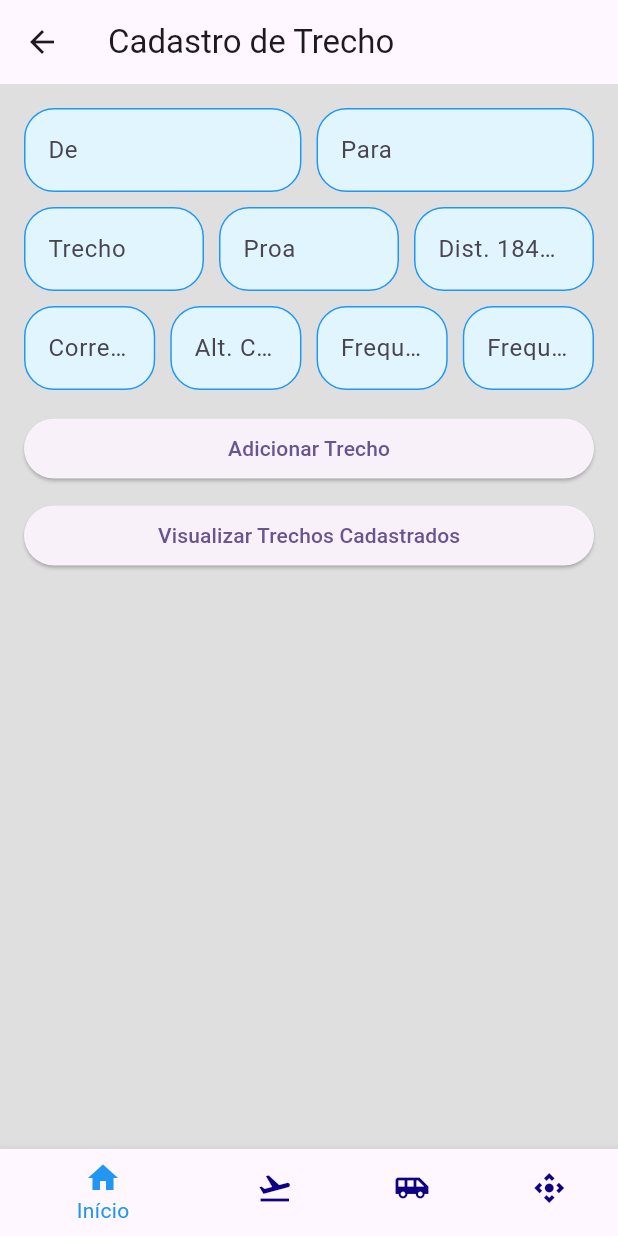
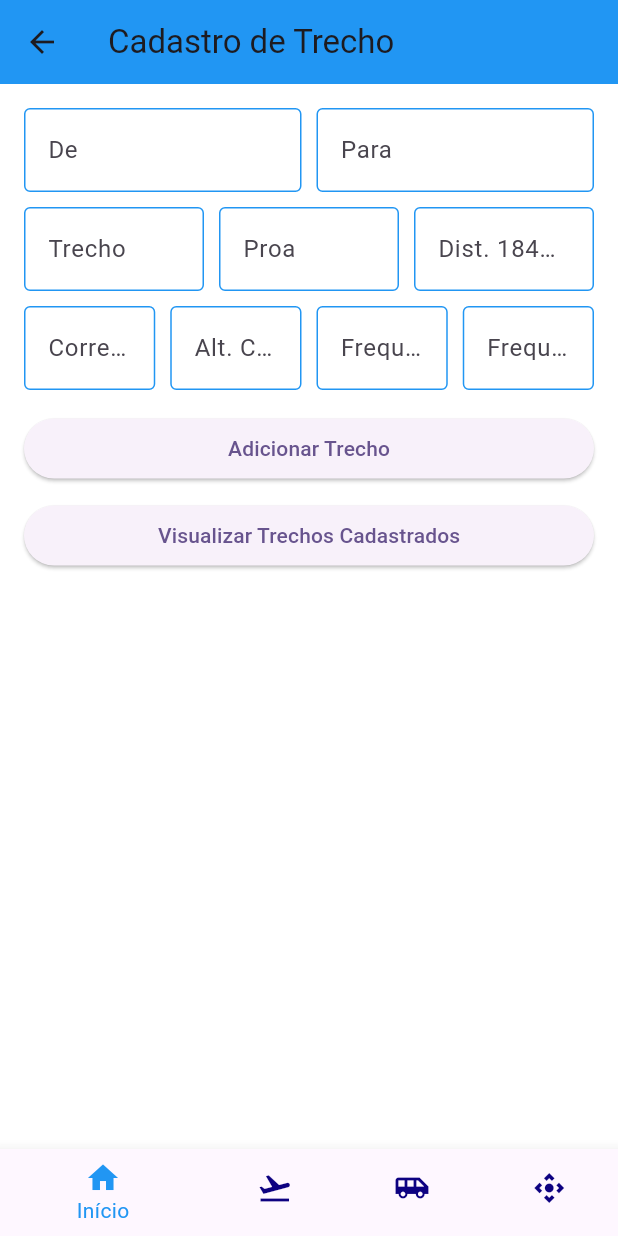
Before and after one commit to HermesLeonardo/AppAviao, a Flutter app: the Perfil screen opened directly, after a tap on "Voltar", after a tap on "Cadastrar Trecho", on a phone screen of 412 x 824 dp. Run offline on Flutter 3.47's test engine with Material 3 defaults, Android fonts, the phone set to English and light mode, and no system bars; our stand-ins replace sqflite, sqflite_common_ffi; accounts and stored records are empty.

Commit message:
ta praticamente pronto a tela de trecho e corrigido os erros de overflow(o erro)

```diff
--- a/lib/Custons/Custom_tela_trecho/custom_from_text_field.dart
+++ b/lib/Custons/Custom_tela_trecho/custom_from_text_field.dart
@@ -13,26 +13,30 @@ class custom_from_text_field extends StatelessWidget {
     this.validator,
     this.controller,
   });
-
   @override
   Widget build(BuildContext context) {
     return TextFormField(
       controller: controller,
       decoration: InputDecoration(
         labelText: labelText,
-        border: const OutlineInputBorder(),
-        filled: true,
-        fillColor: Colors.lightBlue[50],
-        enabledBorder: OutlineInputBorder(
-          borderSide: const BorderSide(color: Colors.blue, width: 1.0),
-          borderRadius: BorderRadius.circular(20.0),
+        border: const OutlineInputBorder(
+          borderSide: BorderSide(
+            color: Colors.blue, // Define a cor do contorno
+          ),
         ),
-        focusedBorder: OutlineInputBorder(
-          borderSide: const BorderSide(color: Colors.blue, width: 2.0),
-          borderRadius: BorderRadius.circular(20.0),
+        enabledBorder: const OutlineInputBorder(
+          borderSide: BorderSide(
+            color: Colors
+                .blue, // Define a cor do contorno quando o campo não está em foco
+          ),
+        ),
+        focusedBorder: const OutlineInputBorder(
+          borderSide: BorderSide(
+            color: Colors
+                .blue, // Define a cor do contorno quando o campo está em foco
+          ),
         ),
       ),
-      onSaved: onSaved,
       validator: validator,
     );
   }
--- a/lib/main.dart
+++ b/lib/main.dart
@@ -27,6 +27,6 @@ class MyApp extends StatelessWidget {
           colorScheme: ColorScheme.fromSeed(seedColor: Colors.deepPurple),
           useMaterial3: true,
         ),
-        home: const tela_cadastro_trecho());
+        home: const tela_inicial());
   }
 }
--- a/lib/pages/tela_cadastro_trecho.dart
+++ b/lib/pages/tela_cadastro_trecho.dart
@@ -94,8 +94,10 @@ class _tela_cadastro_trechoState extends State<tela_cadastro_trecho> {
   @override
   Widget build(BuildContext context) {
     return Scaffold(
-      backgroundColor: const Color.fromARGB(211, 216, 216, 216),
+      resizeToAvoidBottomInset: false,
+      backgroundColor: const Color.fromARGB(255, 255, 255, 255),
       appBar: AppBar(
+        backgroundColor: Colors.blue,
         title: const Text("Cadastro de Trecho"),
       ),
       body: Form(
@@ -270,29 +272,6 @@ class _tela_cadastro_trechoState extends State<tela_cadastro_trecho> {
                         builder: (context) => const listagem_trecho()));
               },
               child: const Text("Visualizar Trechos Cadastrados"),
-
-              /* if (trechoInfoWidgets.isNotEmpty)
-              SizedBox(
-                height: 500, // Defina uma altura adequada
-                child: ListView.builder(
-                  itemCount: trechoInfoWidgets.length,
-                  itemBuilder: (context, index) {
-                    return (trechoInfoWidgets[index]);
-                  },
-                ),
-              ),
-            const SizedBox(
-              height: 10,
-            ),
-            ElevatedButton(
-              onPressed: () {
-                if (_formKey.currentState!.validate()) {
-                  _formKey.currentState!.save();
-                  _addTrecho(); // Adiciona o trecho à lista de widgets
-                }
-              },
-              child: const Text("Adicionar Trecho"),
-            ), */
             )
           ],
         ),
--- a/lib/pages/tela_inicial.dart
+++ b/lib/pages/tela_inicial.dart
@@ -11,6 +11,7 @@ class tela_inicial extends StatelessWidget {
   Widget build(BuildContext context) {
     final size = MediaQuery.of(context).size;
     return Scaffold(
+      resizeToAvoidBottomInset: false,
       extendBodyBehindAppBar: true,
       appBar: AppBar(
         title: const Text("AIR TRAVEL"),
@@ -18,10 +19,8 @@ class tela_inicial extends StatelessWidget {
       ),
       body: Stack(
         children: <Widget>[
-          Positioned.fill(
-            child: Container(
+          Container(
             color: const Color.fromARGB(255, 0, 48, 73), // Cor azul
-            ),
           ),
           Positioned(
             top: 0,
@@ -65,12 +64,13 @@ class tela_inicial extends StatelessWidget {
               height: size.height * 0.62,
               width: size.width,
               padding: const EdgeInsets.only(top: 30.0),
+              child: SingleChildScrollView(
                 child: Column(
                   children: [
                     const SizedBox(height: 100),
                     SizedBox(
                       height: 60,
-                    width: 900,
+                      width: 900, // Ajustando o tamanho para melhor visualização
                       child: ElevatedButton(
                         style: ButtonStyle(
                           backgroundColor: MaterialStateProperty.all<Color>(
@@ -81,8 +81,7 @@ class tela_inicial extends StatelessWidget {
                           Navigator.push(
                             context,
                             MaterialPageRoute(
-                            builder: ((context) =>
-                                const tela_cadastro_trecho()),
+                              builder: ((context) => const tela_cadastro_trecho()),
                             ),
                           );
                         },
@@ -98,7 +97,7 @@ class tela_inicial extends StatelessWidget {
                     const SizedBox(height: 20),
                     SizedBox(
                       height: 60,
-                    width: 900,
+                      width: 900, // Ajustando o tamanho para melhor visualização
                       child: ElevatedButton(
                         style: ButtonStyle(
                           backgroundColor: MaterialStateProperty.all<Color>(
@@ -120,7 +119,7 @@ class tela_inicial extends StatelessWidget {
                     const SizedBox(height: 20),
                     SizedBox(
                       height: 60,
-                    width: 900,
+                      width: 900, // Ajustando o tamanho para melhor visualização
                       child: ElevatedButton(
                         style: ButtonStyle(
                           backgroundColor: MaterialStateProperty.all<Color>(
@@ -148,7 +147,7 @@ class tela_inicial extends StatelessWidget {
                     const SizedBox(height: 20),
                     SizedBox(
                       height: 60,
-                    width: 900,
+                      width: 900, // Ajustando o tamanho para melhor visualização
                       child: ElevatedButton(
                         style: ButtonStyle(
                           backgroundColor: MaterialStateProperty.all<Color>(
@@ -170,12 +169,10 @@ class tela_inicial extends StatelessWidget {
                         ),
                       ),
                     ),
-                  const SizedBox(
-                    height: 20,
-                  ),
+                    const SizedBox(height: 20),
                     SizedBox(
                       height: 60,
-                    width: 300,
+                      width: 900, // Ajustando o tamanho para melhor visualização
                       child: ElevatedButton(
                         onPressed: () {},
                         style: ButtonStyle(
@@ -187,13 +184,13 @@ class tela_inicial extends StatelessWidget {
                           'Iniciar Viagem',
                           style: TextStyle(
                             fontSize: 20,
-                          color:
-                              Color.fromARGB(255, 53, 80, 255), // Cor do texto
+                            color: Color.fromARGB(255, 53, 80, 255), // Cor do texto
                           ),
                         ),
                       ),
                     ),
                   ],
+                ),
               ),
             ),
           ),
```
Lines whose indentation alone changed are shown as unchanged.
